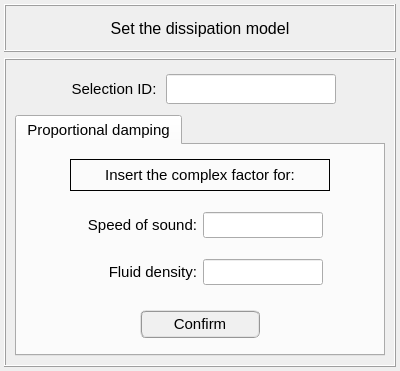
Before: the Qt Designer form data/ui_files/model/acoustic/dissipation_model_inputs.ui in MOPT-UFSC/VIBRA, drawn with Qt 5.
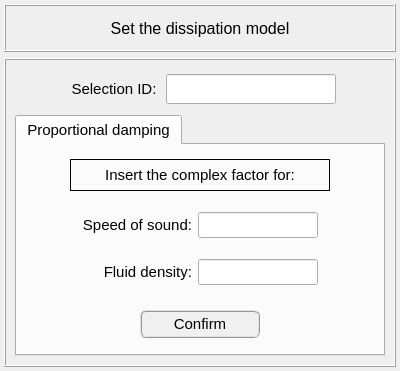
After: the same form once the commit is applied.

Diff of the .ui file:
```diff
--- a/data/ui_files/model/acoustic/dissipation_model_inputs.ui
+++ b/data/ui_files/model/acoustic/dissipation_model_inputs.ui
@@ -405,13 +405,13 @@
               <widget class="QLabel" name="label_18">
                <property name="minimumSize">
                 <size>
-                 <width>120</width>
+                 <width>100</width>
                  <height>26</height>
                 </size>
                </property>
                <property name="maximumSize">
                 <size>
-                 <width>120</width>
+                 <width>140</width>
                  <height>26</height>
                 </size>
                </property>
@@ -436,13 +436,13 @@
               <widget class="QLabel" name="label_19">
                <property name="minimumSize">
                 <size>
-                 <width>120</width>
+                 <width>100</width>
                  <height>26</height>
                 </size>
                </property>
                <property name="maximumSize">
                 <size>
-                 <width>120</width>
+                 <width>140</width>
                  <height>26</height>
                 </size>
                </property>
```
